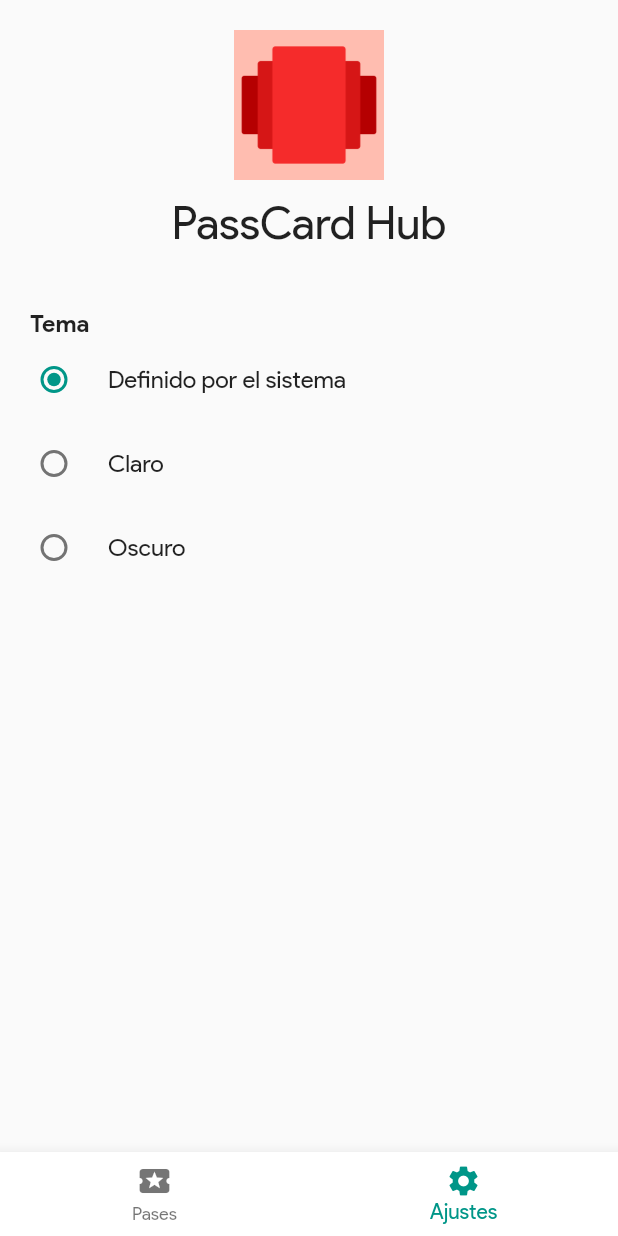
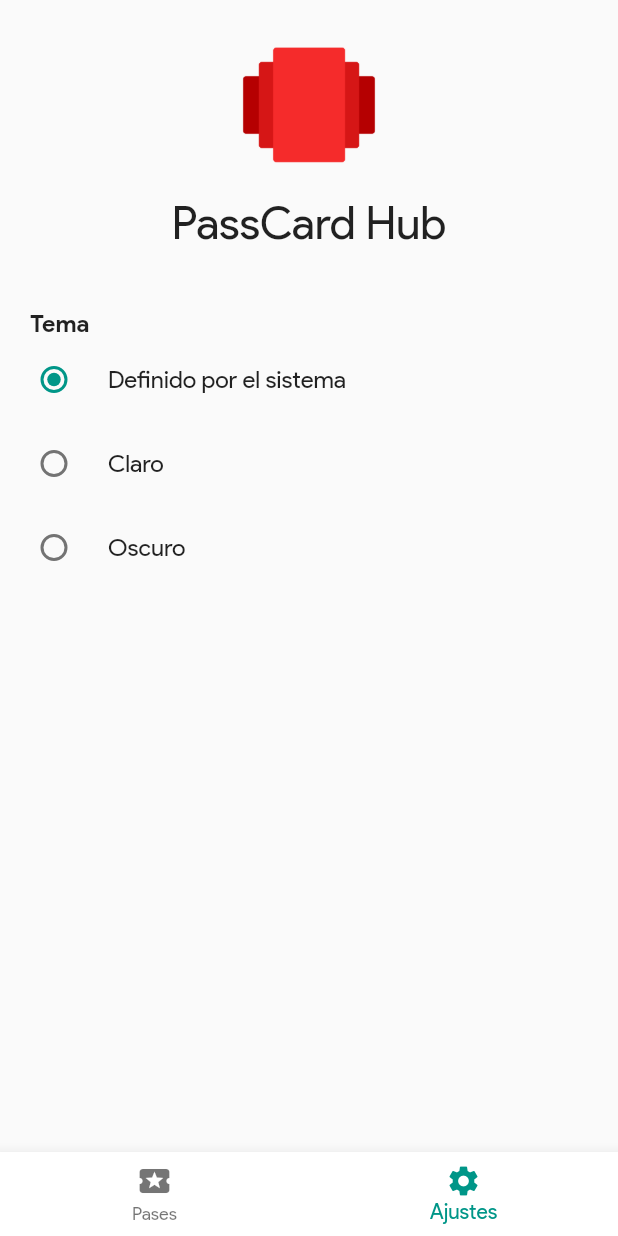
Before and after one commit to JGeek00/passcard_hub_flutter, a Flutter app: the screen it shows after launch, item 2 of the bottom bar chosen, on a phone screen of 412 x 824 dp. Run offline on Flutter 3.47's test engine with Material 2 defaults, Android fonts, the phone set to English and light mode, and no system bars; our stand-ins replace barcode_widget, dio, equatable, file_picker, qr_flutter, sliding_up_panel and 1 more; missing offline and left inert: barcode, flutter_displaymode; accounts and stored records are empty.

Commit message:
Fixed issue with long texts and changed icon

```diff
--- a/lib/screens/settings.dart
+++ b/lib/screens/settings.dart
@@ -20,7 +20,7 @@ class Settings extends StatelessWidget {
             children: [
               const SizedBox(height: 20),
               Image.asset(
-                'assets/icon/passcard_hub-icon-full.png',
+                'assets/icon/passcard_hub-icon-only.png',
                 width: 100,
                 height: 100,
               ),
--- a/lib/widgets/card_row.dart
+++ b/lib/widgets/card_row.dart
@@ -20,22 +20,26 @@ class CardRow extends StatelessWidget {
     return Row(
       mainAxisAlignment: MainAxisAlignment.spaceBetween,
       children: items.map<Widget>((item) {
-        return Column(
+        return Flexible(
+          child: Column(
             crossAxisAlignment: CrossAxisAlignment.start,
             children: [
               Text(
                 '${item.label}',
+                overflow: TextOverflow.ellipsis,
                 style: TextStyle(
                   color: labelColor
                 ),
               ),
               Text(
                 '${item.value}',
+                overflow: TextOverflow.ellipsis,
                  style: TextStyle(
                   color: valueColor,
                 ),
               ),
             ],
+          ),
         );
       }).toList(),
     );
--- a/pubspec.yaml
+++ b/pubspec.yaml
@@ -70,7 +70,7 @@ splash_screen_view:
   #background_image: "assets/splashscreen_image.png"
 
   # Optional parameters are listed below.
-  image: assets/icon/passcard_hub-icon-full.png
+  image: assets/icon/passcard_hub-icon-only.png
 
   color_dark: "#212121"
   #background_image_dark: "assets/dark-background.png"
@@ -116,6 +116,7 @@ flutter:
     - assets/icon/buswallet-logo.png
     - assets/icon/passcard_hub-icon-full.png
     - assets/icon/passcard_hub-icon-small.png
+    - assets/icon/passcard_hub-icon-only.png
     - assets/icon/passcard_hub-background-white.png
 
   # An image asset can refer to one or more resolution-specific "variants", see
```
Also changed, not shown: assets/icon/passcard_hub-icon-only.png (added), 20 other files. Lines whose indentation alone changed are shown as unchanged.
